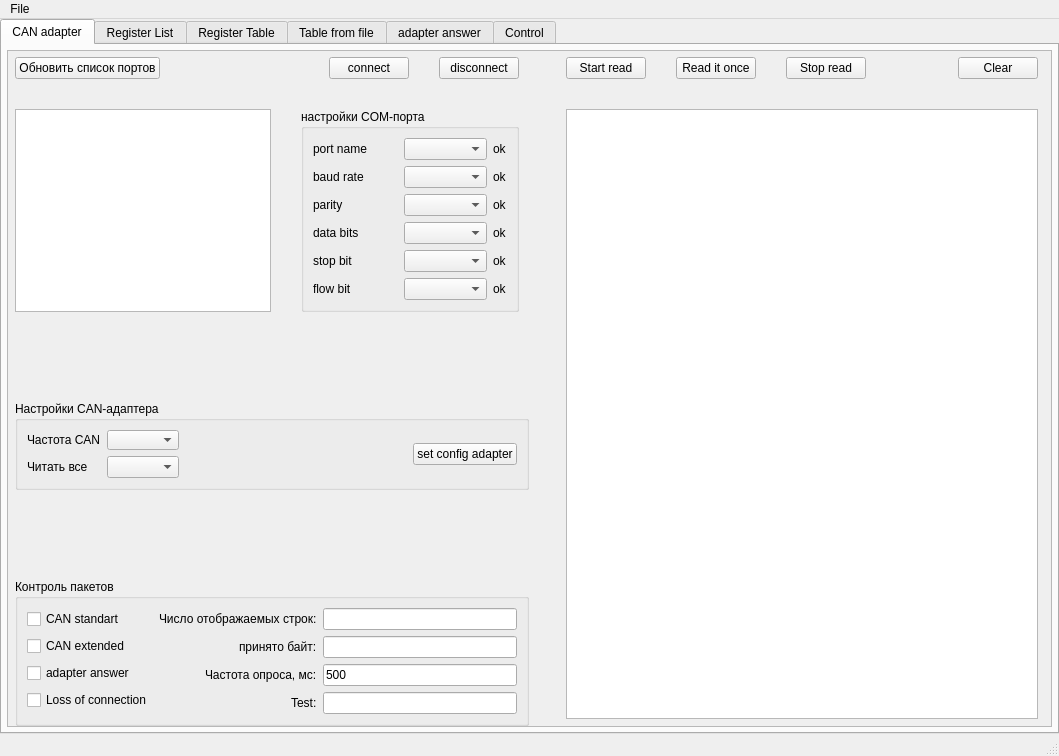
The window that mainwindow.ui (totktobroditvokrug/EL205-QT) describes before a commit, drawn with Qt 5.
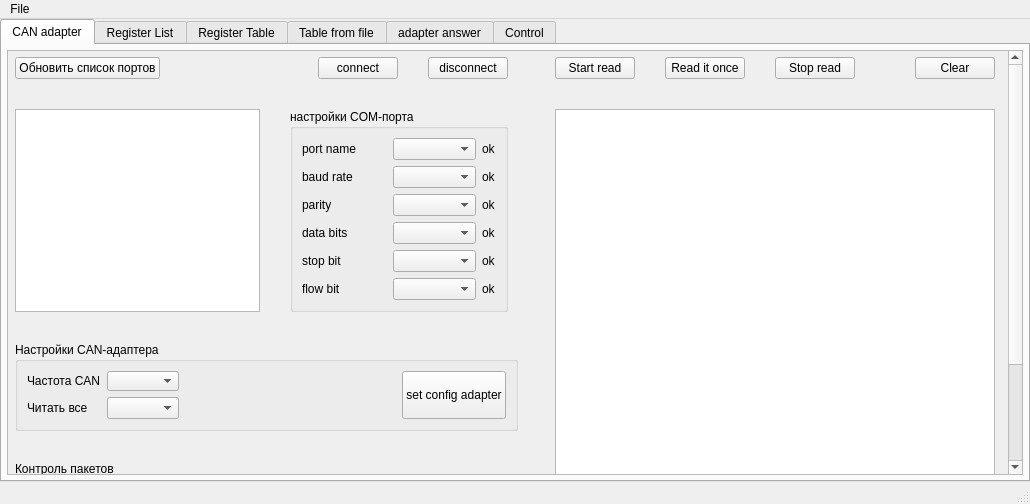
The same window after the commit. The open tabs and pages were chosen to show the change.

The edit to the form file:
```diff
--- a/mainwindow.ui
+++ b/mainwindow.ui
@@ -6,8 +6,8 @@
    <rect>
     <x>0</x>
     <y>0</y>
-    <width>1059</width>
-    <height>756</height>
+    <width>1030</width>
+    <height>504</height>
    </rect>
   </property>
   <property name="windowTitle">
@@ -77,8 +77,8 @@
             <rect>
              <x>0</x>
              <y>0</y>
-             <width>1041</width>
-             <height>661</height>
+             <width>991</width>
+             <height>527</height>
             </rect>
            </property>
            <layout class="QGridLayout" name="gridLayout_4">
@@ -445,6 +445,12 @@
                    </item>
                    <item>
                     <widget class="QPushButton" name="pushButton_setConfigAdapter">
+                     <property name="sizePolicy">
+                      <sizepolicy hsizetype="Minimum" vsizetype="Preferred">
+                       <horstretch>0</horstretch>
+                       <verstretch>0</verstretch>
+                      </sizepolicy>
+                     </property>
                      <property name="text">
                       <string>set config adapter</string>
                      </property>
@@ -1214,7 +1220,7 @@
     <rect>
      <x>0</x>
      <y>0</y>
-     <width>1059</width>
+     <width>1030</width>
      <height>26</height>
     </rect>
    </property>
```
Left out of the diff: 2 changed lines with no effect on the pictures.
